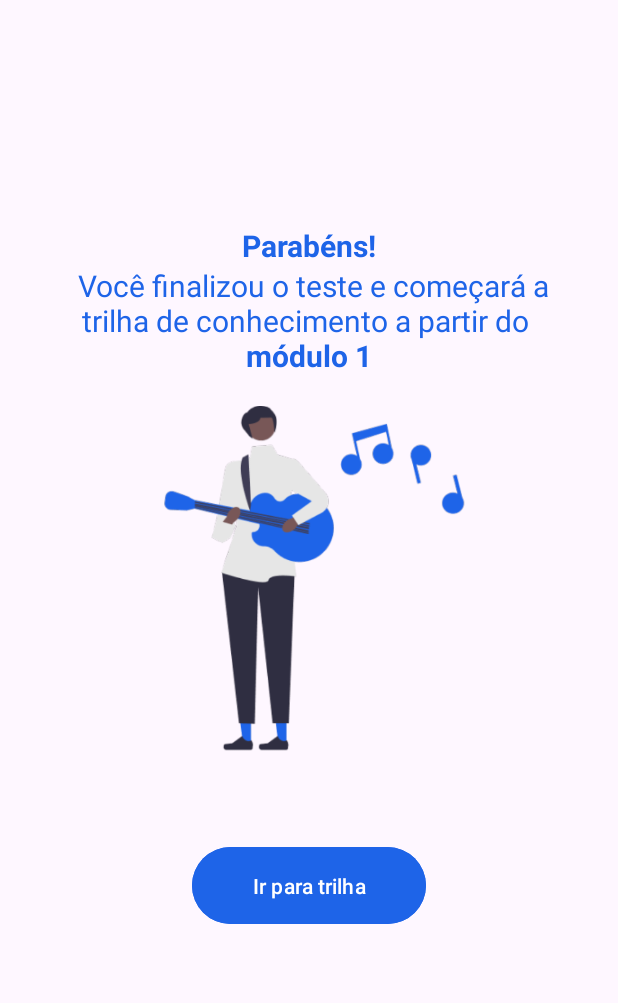
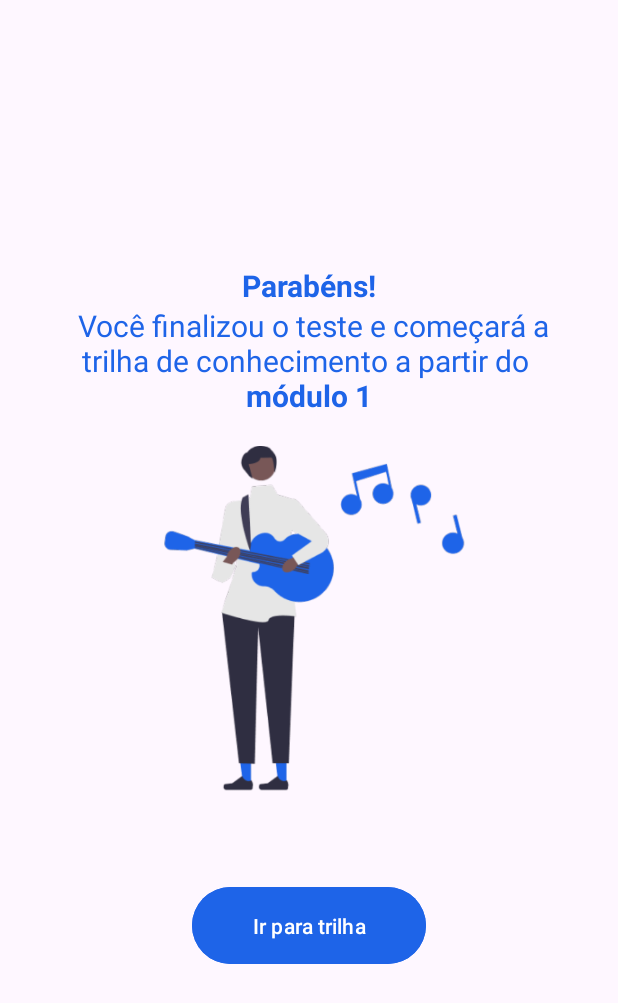
Before and after one commit to DevSamuelMuniz/Daccord, an Android app: the ResultadoTeste screen opened directly, with no data from a screen before it, on a phone screen of 412 x 824 dp. Shown: the top 1003 px of the screen. Run offline under Robolectric (Android 15) with nearby library versions, the phone set to English and light mode, and no system bars; Roboto replaces fonts that are not available here.

Commit message:
fix layout activity_resultado_teste.xml

```diff
--- a/app/src/main/res/layout/activity_resultado_teste.xml
+++ b/app/src/main/res/layout/activity_resultado_teste.xml
@@ -5,6 +5,7 @@
     android:layout_width="match_parent"
     android:layout_height="match_parent"
     android:orientation="vertical"
+    android:gravity="center"
     tools:context=".ResultadoTeste">
 
 
@@ -13,7 +14,6 @@
         android:layout_width="wrap_content"
         android:layout_height="wrap_content"
         android:layout_gravity="center"
-        android:layout_marginTop="150dp"
         android:layout_marginRight="30dp"
         android:layout_marginLeft="30dp"
         android:fontFamily="@font/roboto"
```
